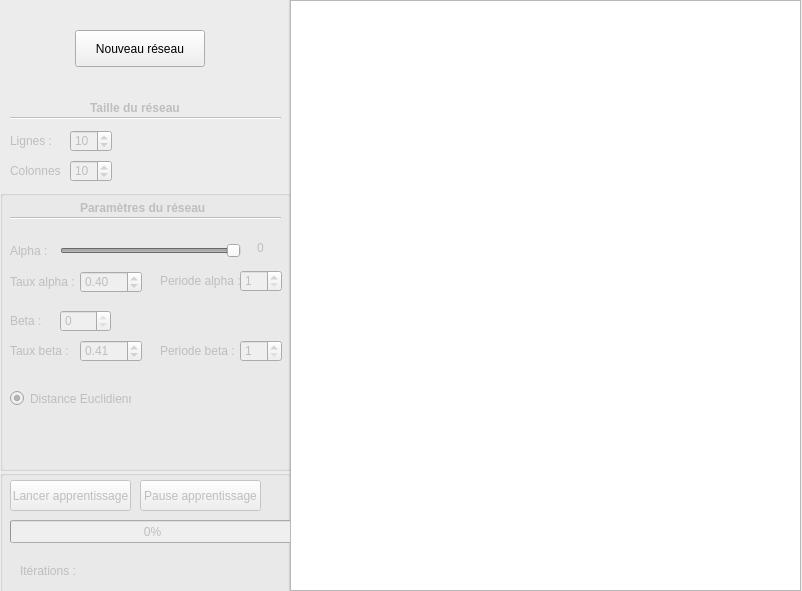
This is Projet/PTUT/PTUT.ui in Asord/ProjetSOM as Qt 5 draws it before an edit. The edited form follows.
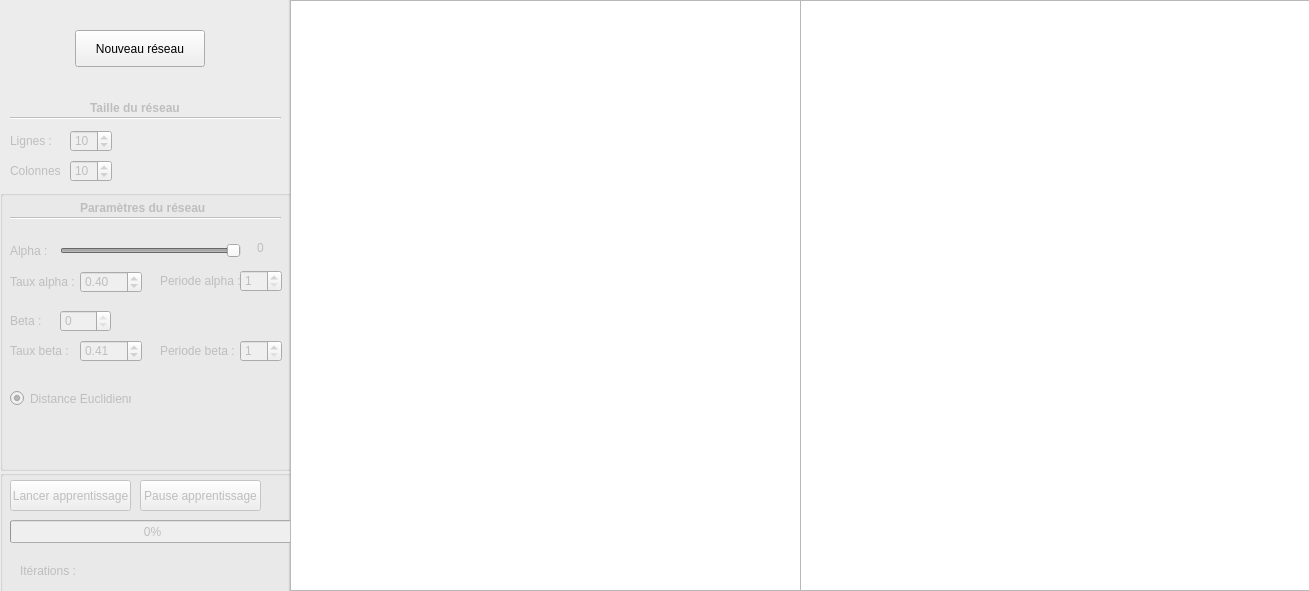
This is the edited form.

The edit to the form file:
```diff
--- a/Projet/PTUT/PTUT.ui
+++ b/Projet/PTUT/PTUT.ui
@@ -6,7 +6,7 @@
    <rect>
     <x>0</x>
     <y>0</y>
-    <width>802</width>
+    <width>1309</width>
     <height>591</height>
    </rect>
   </property>
@@ -614,6 +614,16 @@
     </rect>
    </property>
   </widget>
+  <widget class="QGraphicsView" name="graphicsPreview">
+   <property name="geometry">
+    <rect>
+     <x>800</x>
+     <y>0</y>
+     <width>511</width>
+     <height>591</height>
+    </rect>
+   </property>
+  </widget>
  </widget>
  <layoutdefault spacing="6" margin="11"/>
  <resources>
```
